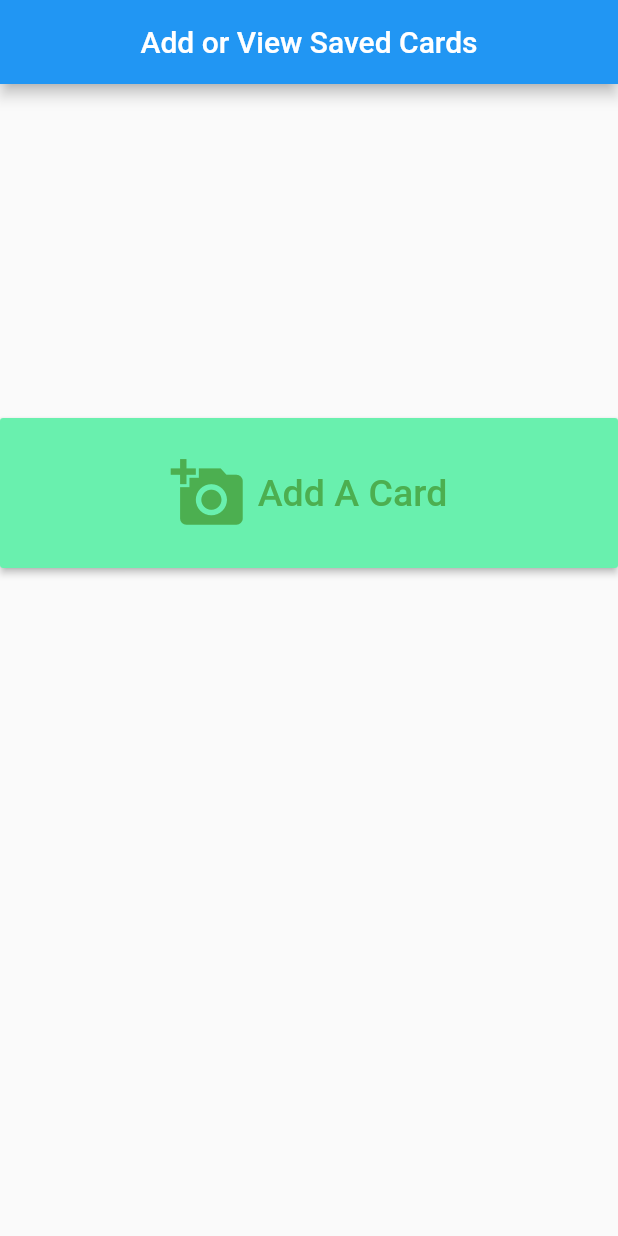
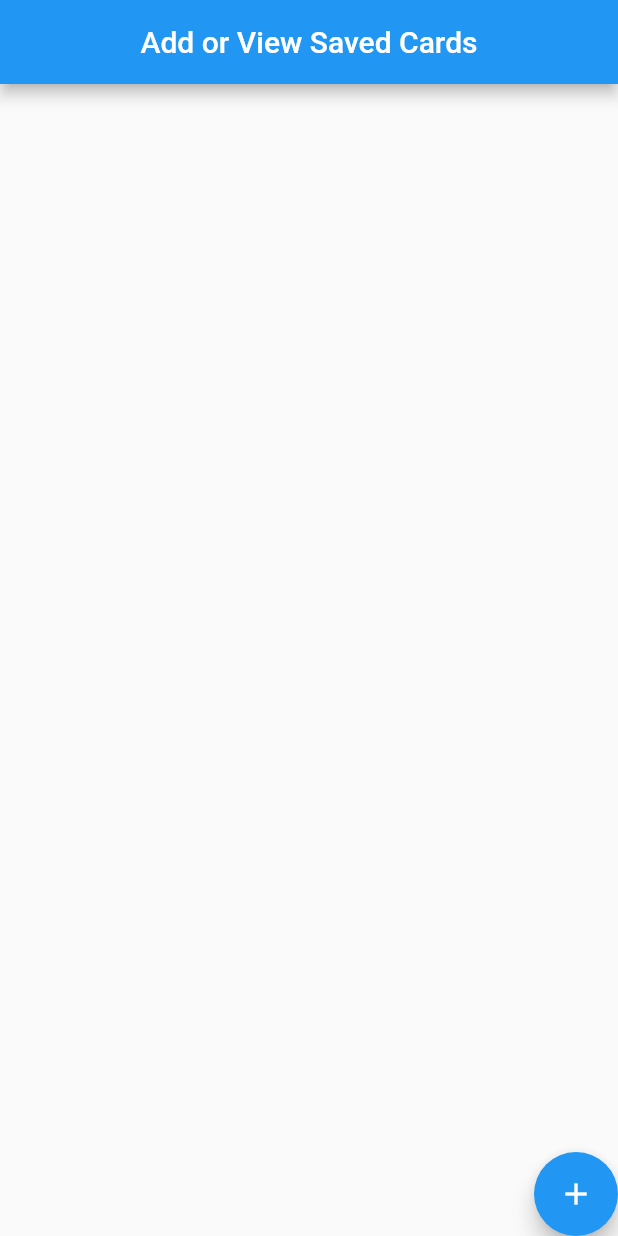
Before and after one commit to jonasccosta/Comp-225-Flutter-Giftcards, a Flutter app: the screen it shows after launch, on a phone screen of 412 x 824 dp. Run offline on Flutter 3.47's test engine with Material 2 defaults, Android fonts, the phone set to English and light mode, and no system bars; our stand-ins replace sqflite; accounts and stored records are empty.

Commit message:
Merge conflict resolved

```diff
--- a/lib/Home_Screen.dart
+++ b/lib/Home_Screen.dart
@@ -51,30 +51,33 @@ class _MyHomeScreenState extends State<HomeScreenState> {
             backgroundColor: Colors.blue
         ),
         body: Column(
-            mainAxisAlignment: MainAxisAlignment.spaceEvenly,
+            mainAxisAlignment: MainAxisAlignment.end,
+            crossAxisAlignment: CrossAxisAlignment.stretch,
             children: <Widget>[
-              // Row(
-              //   children: <Widget>[
-              //     Text("")
-              //   ]
-              // ),
-              // Flexible(
-              // child:
+              Expanded(
+                child : ListView(
+                  scrollDirection: Axis.vertical,
+                  shrinkWrap: true,
+                    children: giftCardWidgets
+                ),
+              ),
+
               Column(
-                mainAxisAlignment: MainAxisAlignment.start,
-                crossAxisAlignment: CrossAxisAlignment.stretch,
+                mainAxisAlignment: MainAxisAlignment.end,
+                crossAxisAlignment: CrossAxisAlignment.end,
                 children: [
-                  RaisedButton.icon(
-                    label: Text("Add A Card",
-                        style: TextStyle(
-                          fontSize: 25.0,
-                          color: Colors.green,
-                        )
-                    ),
-                    icon: Icon(Icons.add_a_photo, color: Colors.green, size: 50.0),
-
-                    color: Colors.greenAccent,
-                    padding: EdgeInsets.fromLTRB(0, 25, 0, 25),
+                  FloatingActionButton(
+                    // label: Text("Add A Card",
+                    //     style: TextStyle(
+                    //       fontSize: 25.0,
+                    //       color: Colors.green,
+                    //     )
+                    // ),
+                    // icon: Icon(Icons.add_a_photo, color: Colors.green, size: 50.0),
+                    //
+                    // color: Colors.greenAccent,
+                    // padding: EdgeInsets.fromLTRB(0, 25, 0, 25),
+                    child: Icon(Icons.add),
                     onPressed: (){
                       _getGiftCardInfo(context);
                       //Navigator.of(context)
@@ -89,22 +92,22 @@ class _MyHomeScreenState extends State<HomeScreenState> {
               ),
               // ),
               // Flexible(
-              Column(
-                  crossAxisAlignment: CrossAxisAlignment.stretch,
-                  children:
-                  //<Widget>[
-                  giftCardWidgets
-
-                /*RaisedButton.icon(onPressed: (){Navigator.of(context).push(MaterialPageRoute(builder: (context) => GiftCardInfoApp()));}, icon: Icon(Icons.card_giftcard, color: Colors.green, size: 60.0), label: Text("Subway", style: TextStyle(color: Colors.green, fontSize: 27.0)), color: Colors.greenAccent, padding: EdgeInsets.fromLTRB(0, 30, 0, 30),
-                    ),
-                    RaisedButton.icon(onPressed: (){Navigator.of(context).push(MaterialPageRoute(builder: (context) => GiftCardInfoApp()));}, icon: Icon(Icons.card_giftcard, color: Colors.green, size: 60.0), label: Text("McDonald's", style: TextStyle(color: Colors.green, fontSize: 27.0)), color: Colors.greenAccent, padding: EdgeInsets.fromLTRB(0, 30, 0, 30),
-                    ),
-                    RaisedButton.icon(onPressed: (){Navigator.of(context).push(MaterialPageRoute(builder: (context) => GiftCardInfoApp()));}, icon: Icon(Icons.card_giftcard, color: Colors.green, size: 60.0), label: Text("Dunkin' Donuts", style: TextStyle(color: Colors.green, fontSize: 27.0)), color: Colors.greenAccent, padding: EdgeInsets.fromLTRB(0, 30, 0, 30),
-                    ),
-                    RaisedButton.icon(onPressed: (){Navigator.of(context).push(MaterialPageRoute(builder: (context) => GiftCardInfoApp()));}, icon: Icon(Icons.card_giftcard, color: Colors.green, size: 60.0), label: Text("Target", style: TextStyle(color: Colors.green, fontSize: 27.0)), color: Colors.greenAccent, padding: EdgeInsets.fromLTRB(0, 30, 0, 30),
-                    ),*/
-                //]
-              ),
+              // Column(
+              //     crossAxisAlignment: CrossAxisAlignment.stretch,
+              //     children:
+              //     //<Widget>[
+              //     giftCardWidgets
+              //
+              //   /*RaisedButton.icon(onPressed: (){Navigator.of(context).push(MaterialPageRoute(builder: (context) => GiftCardInfoApp()));}, icon: Icon(Icons.card_giftcard, color: Colors.green, size: 60.0), label: Text("Subway", style: TextStyle(color: Colors.green, fontSize: 27.0)), color: Colors.greenAccent, padding: EdgeInsets.fromLTRB(0, 30, 0, 30),
+              //       ),
+              //       RaisedButton.icon(onPressed: (){Navigator.of(context).push(MaterialPageRoute(builder: (context) => GiftCardInfoApp()));}, icon: Icon(Icons.card_giftcard, color: Colors.green, size: 60.0), label: Text("McDonald's", style: TextStyle(color: Colors.green, fontSize: 27.0)), color: Colors.greenAccent, padding: EdgeInsets.fromLTRB(0, 30, 0, 30),
+              //       ),
+              //       RaisedButton.icon(onPressed: (){Navigator.of(context).push(MaterialPageRoute(builder: (context) => GiftCardInfoApp()));}, icon: Icon(Icons.card_giftcard, color: Colors.green, size: 60.0), label: Text("Dunkin' Donuts", style: TextStyle(color: Colors.green, fontSize: 27.0)), color: Colors.greenAccent, padding: EdgeInsets.fromLTRB(0, 30, 0, 30),
+              //       ),
+              //       RaisedButton.icon(onPressed: (){Navigator.of(context).push(MaterialPageRoute(builder: (context) => GiftCardInfoApp()));}, icon: Icon(Icons.card_giftcard, color: Colors.green, size: 60.0), label: Text("Target", style: TextStyle(color: Colors.green, fontSize: 27.0)), color: Colors.greenAccent, padding: EdgeInsets.fromLTRB(0, 30, 0, 30),
+              //       ),*/
+              //   //]
+              // ),
             ]
 
         )
```
